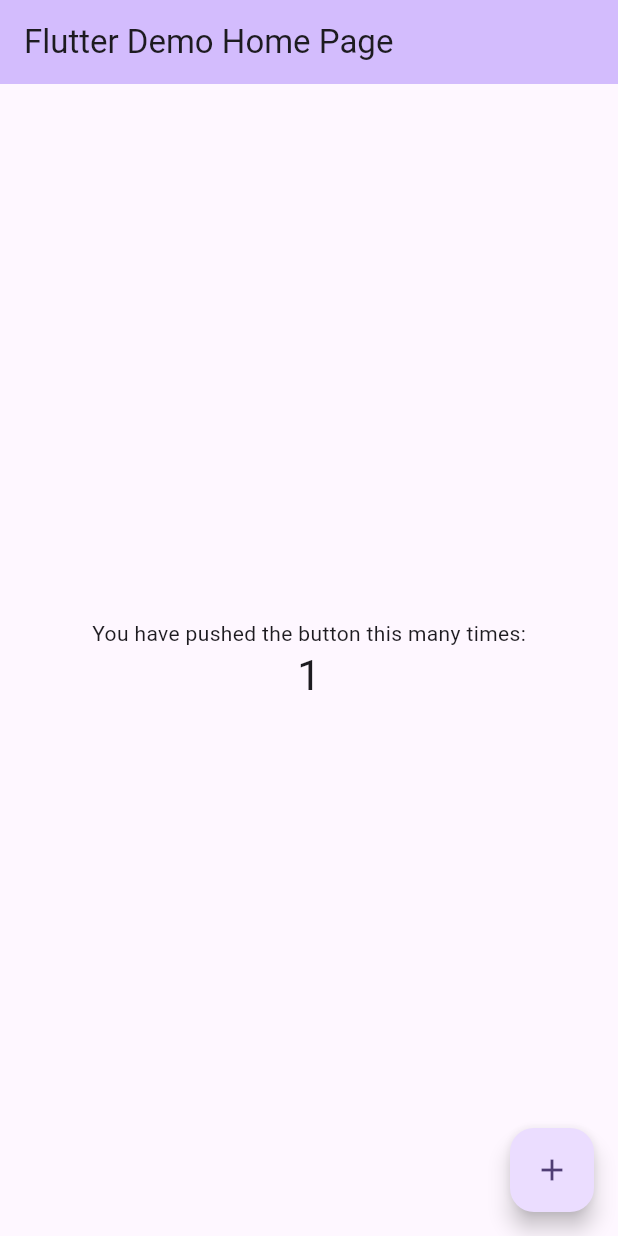
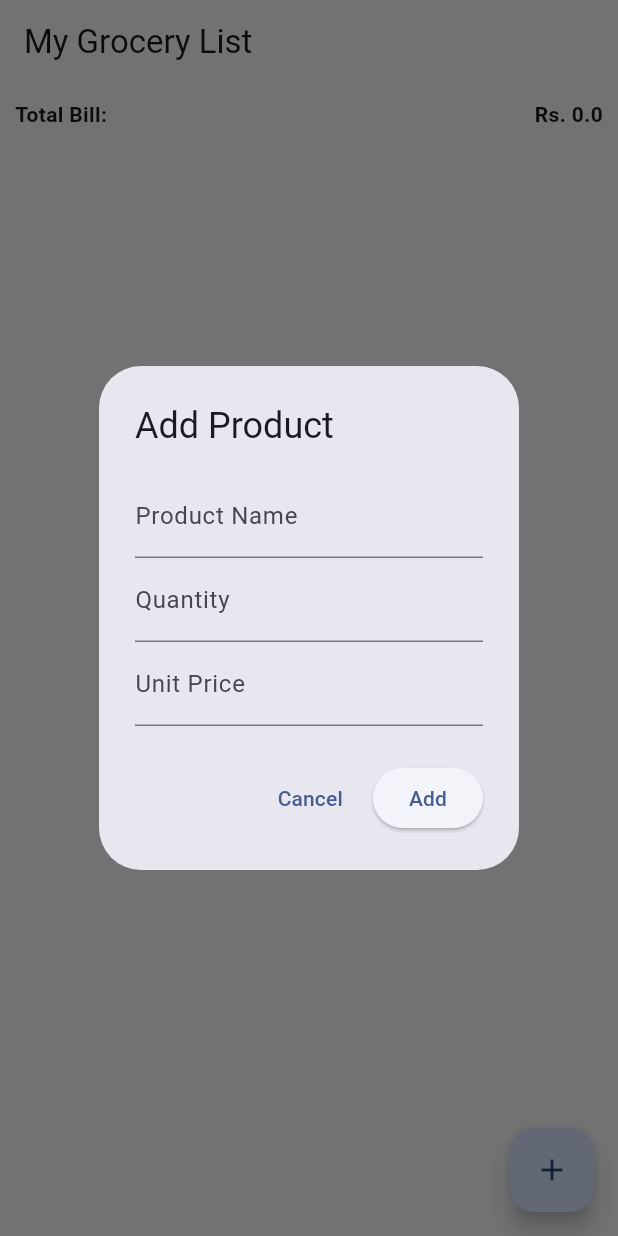
Before and after one commit to SKSritharan/flutter_groceries_list, a Flutter app: the screen it shows after launch, after a tap on the "add" icon, on a phone screen of 412 x 824 dp. Run offline on Flutter 3.47's test engine with Material 3 defaults, Android fonts, the phone set to English and light mode, and no system bars.

Commit message:
Grocery list and provider

```diff
--- a/lib/main.dart
+++ b/lib/main.dart
@@ -1,125 +1,31 @@
 import 'package:flutter/material.dart';
+import 'package:flutter_groceries_list/screens/home_screen.dart';
+import 'package:provider/provider.dart';
+
+import 'providers/grocery_list_provider.dart';
 
 void main() {
-  runApp(const MyApp());
+  runApp(
+    ChangeNotifierProvider(
+      create: (context) => GroceryListProvider(),
+      child: const MyApp(),
+    ),
+  );
 }
 
 class MyApp extends StatelessWidget {
   const MyApp({super.key});
 
-  // This widget is the root of your application.
   @override
   Widget build(BuildContext context) {
     return MaterialApp(
-      title: 'Flutter Demo',
+      title: 'My Grocery List',
+      debugShowCheckedModeBanner: false,
       theme: ThemeData(
-        // This is the theme of your application.
-        //
-        // TRY THIS: Try running your application with "flutter run". You'll see
-        // the application has a purple toolbar. Then, without quitting the app,
-        // try changing the seedColor in the colorScheme below to Colors.green
-        // and then invoke "hot reload" (save your changes or press the "hot
-        // reload" button in a Flutter-supported IDE, or press "r" if you used
-        // the command line to start the app).
-        //
-        // Notice that the counter didn't reset back to zero; the application
-        // state is not lost during the reload. To reset the state, use hot
-        // restart instead.
-        //
-        // This works for code too, not just values: Most code changes can be
-        // tested with just a hot reload.
-        colorScheme: ColorScheme.fromSeed(seedColor: Colors.deepPurple),
+        colorScheme: ColorScheme.fromSeed(seedColor: Colors.blueAccent),
         useMaterial3: true,
       ),
-      home: const MyHomePage(title: 'Flutter Demo Home Page'),
+      home: const HomeScreen(),
     );
   }
 }
-
-class MyHomePage extends StatefulWidget {
-  const MyHomePage({super.key, required this.title});
-
-  // This widget is the home page of your application. It is stateful, meaning
-  // that it has a State object (defined below) that contains fields that affect
-  // how it looks.
-
-  // This class is the configuration for the state. It holds the values (in this
-  // case the title) provided by the parent (in this case the App widget) and
-  // used by the build method of the State. Fields in a Widget subclass are
-  // always marked "final".
-
-  final String title;
-
-  @override
-  State<MyHomePage> createState() => _MyHomePageState();
-}
-
-class _MyHomePageState extends State<MyHomePage> {
-  int _counter = 0;
-
-  void _incrementCounter() {
-    setState(() {
-      // This call to setState tells the Flutter framework that something has
-      // changed in this State, which causes it to rerun the build method below
-      // so that the display can reflect the updated values. If we changed
-      // _counter without calling setState(), then the build method would not be
-      // called again, and so nothing would appear to happen.
-      _counter++;
-    });
-  }
-
-  @override
-  Widget build(BuildContext context) {
-    // This method is rerun every time setState is called, for instance as done
-    // by the _incrementCounter method above.
-    //
-    // The Flutter framework has been optimized to make rerunning build methods
-    // fast, so that you can just rebuild anything that needs updating rather
-    // than having to individually change instances of widgets.
-    return Scaffold(
-      appBar: AppBar(
-        // TRY THIS: Try changing the color here to a specific color (to
-        // Colors.amber, perhaps?) and trigger a hot reload to see the AppBar
-        // change color while the other colors stay the same.
-        backgroundColor: Theme.of(context).colorScheme.inversePrimary,
-        // Here we take the value from the MyHomePage object that was created by
-        // the App.build method, and use it to set our appbar title.
-        title: Text(widget.title),
-      ),
-      body: Center(
-        // Center is a layout widget. It takes a single child and positions it
-        // in the middle of the parent.
-        child: Column(
-          // Column is also a layout widget. It takes a list of children and
-          // arranges them vertically. By default, it sizes itself to fit its
-          // children horizontally, and tries to be as tall as its parent.
-          //
-          // Column has various properties to control how it sizes itself and
-          // how it positions its children. Here we use mainAxisAlignment to
-          // center the children vertically; the main axis here is the vertical
-          // axis because Columns are vertical (the cross axis would be
-          // horizontal).
-          //
-          // TRY THIS: Invoke "debug painting" (choose the "Toggle Debug Paint"
-          // action in the IDE, or press "p" in the console), to see the
-          // wireframe for each widget.
-          mainAxisAlignment: MainAxisAlignment.center,
-          children: <Widget>[
-            const Text(
-              'You have pushed the button this many times:',
-            ),
-            Text(
-              '$_counter',
-              style: Theme.of(context).textTheme.headlineMedium,
-            ),
-          ],
-        ),
-      ),
-      floatingActionButton: FloatingActionButton(
-        onPressed: _incrementCounter,
-        tooltip: 'Increment',
-        child: const Icon(Icons.add),
-      ), // This trailing comma makes auto-formatting nicer for build methods.
-    );
-  }
-}
--- /dev/null
+++ b/lib/models/product.dart
@@ -0,0 +1,18 @@
+import 'package:uuid/uuid.dart';
+
+class Product {
+  String id;
+  String name;
+  int quantity;
+  double unitPrice;
+  bool isChecked;
+  String? imageUrl;
+
+  Product({
+    required this.name,
+    required this.quantity,
+    required this.unitPrice,
+    this.isChecked = false,
+    this.imageUrl,
+  }) : id = const Uuid().v4();
+}
--- /dev/null
+++ b/lib/providers/grocery_list_provider.dart
@@ -0,0 +1,40 @@
+import 'package:flutter/material.dart';
+
+import '../models/product.dart';
+
+class GroceryListProvider extends ChangeNotifier {
+  List<Product> _groceryList = [];
+
+  List<Product> get groceryList => _groceryList; // Getter for the list
+
+  // Add a product
+  void addProduct(Product product) {
+    _groceryList.add(product);
+    notifyListeners(); // Notify listeners of the change
+
+    debugPrint(_groceryList.toString());
+  }
+
+  // Remove a product
+  void removeProduct(Product product) {
+    _groceryList.remove(product);
+    notifyListeners();
+  }
+
+  void toggleIsChecked(Product product) {
+    int index = _groceryList.indexWhere((element) => element.id == product.id);
+    if (index != -1) {
+      _groceryList[index].isChecked = !_groceryList[index].isChecked;
+      notifyListeners();
+    }
+  }
+
+  // Edit/Update a product
+  void updateProduct(Product product) {
+    int index = _groceryList.indexWhere((element) => element.id == product.id);
+    if (index != -1) {
+      _groceryList[index] = product;
+      notifyListeners();
+    }
+  }
+}
--- /dev/null
+++ b/lib/screens/home_screen.dart
@@ -0,0 +1,83 @@
+import 'package:flutter/material.dart';
+import 'package:flutter_groceries_list/providers/grocery_list_provider.dart';
+import 'package:flutter_groceries_list/utils/widgets/add_product_form.dart';
+import 'package:provider/provider.dart';
+
+import '../models/product.dart';
+
+class HomeScreen extends StatefulWidget {
+  const HomeScreen({super.key});
+
+  @override
+  State<HomeScreen> createState() => _HomeScreenState();
+}
+
+class _HomeScreenState extends State<HomeScreen> {
+  @override
+  Widget build(BuildContext context) {
+    double calculateTotalBill(List<Product> products) {
+      double total = 0.0;
+      for (var product in products) {
+        total += (product.quantity * product.unitPrice);
+      }
+      return total;
+    }
+
+    return Scaffold(
+      appBar: AppBar(
+        title: const Text('My Grocery List'),
+      ),
+      body: Consumer<GroceryListProvider>(
+        builder: (context, groceryProvider, child) {
+          return Column(
+            children: [
+              // Total Bill Display
+              Container(
+                padding: const EdgeInsets.all(10),
+                child: Row(
+                  mainAxisAlignment: MainAxisAlignment.spaceBetween,
+                  children: [
+                    const Text('Total Bill:',
+                        style: TextStyle(fontWeight: FontWeight.bold)),
+                    Text(
+                        'Rs. ${calculateTotalBill(groceryProvider.groceryList)}',
+                        style: const TextStyle(fontWeight: FontWeight.bold)),
+                  ],
+                ),
+              ),
+              Expanded(
+                child: ListView.builder(
+                  itemCount: groceryProvider.groceryList.length,
+                  itemBuilder: (context, index) {
+                    Product product = groceryProvider.groceryList[index];
+                    return ListTile(
+                      title: Text(product.name),
+                      subtitle: Column(
+                        crossAxisAlignment: CrossAxisAlignment.start,
+                        children: [
+                          Text('Quantity: ${product.quantity}'),
+                          Text('Unit Price: Rs. ${product.unitPrice}'),
+                          Text(
+                              'Total: Rs.${(product.quantity * product.unitPrice).toStringAsFixed(2)}'),
+                        ],
+                      ),
+                    );
+                  },
+                ),
+              ),
+            ],
+          );
+        },
+      ),
+      floatingActionButton: FloatingActionButton(
+        onPressed: () {
+          showDialog(
+            context: context,
+            builder: (BuildContext context) => const AddProductForm(),
+          );
+        },
+        child: const Icon(Icons.add),
+      ),
+    );
+  }
+}
--- /dev/null
+++ b/lib/utils/widgets/add_product_form.dart
@@ -0,0 +1,74 @@
+import 'package:flutter/material.dart';
+import 'package:flutter_groceries_list/providers/grocery_list_provider.dart';
+import 'package:provider/provider.dart';
+
+import '../../models/product.dart';
+
+class AddProductForm extends StatefulWidget {
+  const AddProductForm({super.key});
+
+  @override
+  State<AddProductForm> createState() => _AddProductFormState();
+}
+
+class _AddProductFormState extends State<AddProductForm> {
+  final _formKey = GlobalKey<FormState>(); // Key for form validation
+  final _productNameController = TextEditingController();
+  final _quantityController = TextEditingController();
+  final _unitPriceController = TextEditingController();
+
+  @override
+  Widget build(BuildContext context) {
+    return AlertDialog(
+      title: const Text('Add Product'),
+      content: Form(
+        key: _formKey,
+        child: Column(
+          mainAxisSize: MainAxisSize.min, // To make the dialog compact
+          children: [
+            TextFormField(
+              controller: _productNameController,
+              decoration: const InputDecoration(labelText: 'Product Name'),
+              validator: (value) => value!.isEmpty ? 'Required' : null,
+            ),
+            TextFormField(
+              controller: _quantityController,
+              keyboardType: TextInputType.number,
+              decoration: const InputDecoration(labelText: 'Quantity'),
+              validator: (value) => value!.isEmpty ? 'Required' : null,
+            ),
+            TextFormField(
+              controller: _unitPriceController,
+              keyboardType: TextInputType.number,
+              decoration: const InputDecoration(labelText: 'Unit Price'),
+              validator: (value) => value!.isEmpty ? 'Required' : null,
+            ),
+          ],
+        ),
+      ),
+      actions: [
+        TextButton(
+          onPressed: () => Navigator.of(context).pop(),
+          child: const Text('Cancel'),
+        ),
+        ElevatedButton(
+          onPressed: () {
+            if (_formKey.currentState!.validate()) {
+              String name = _productNameController.text;
+              int quantity = int.parse(_quantityController.text);
+              double unitPrice = double.parse(_unitPriceController.text);
+
+              Product newProduct =
+                  Product(name: name, unitPrice: unitPrice, quantity: quantity);
+
+              Provider.of<GroceryListProvider>(context, listen: false)
+                  .addProduct(newProduct);
+              Navigator.of(context).pop();
+            }
+          },
+          child: const Text('Add'),
+        ),
+      ],
+    );
+  }
+}
--- a/pubspec.yaml
+++ b/pubspec.yaml
@@ -35,6 +35,8 @@ dependencies:
   # The following adds the Cupertino Icons font to your application.
   # Use with the CupertinoIcons class for iOS style icons.
   cupertino_icons: ^1.0.6
+  uuid: ^4.3.3
+  provider: ^6.1.2
 
 dev_dependencies:
   flutter_test:
```
Also changed, not shown: pubspec.lock.
